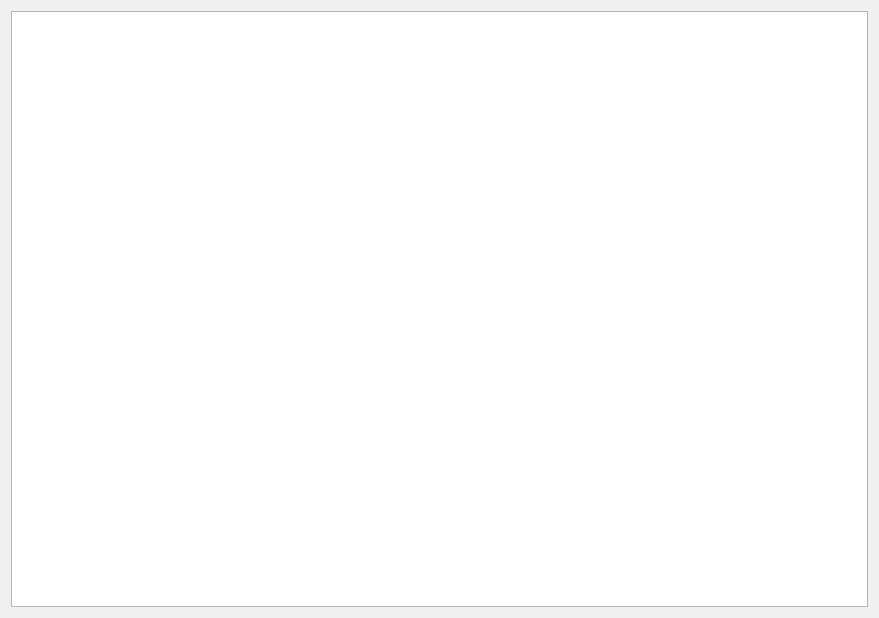
Old version of the form ui/matrix.ui in the repository stex2005/agree_gui.
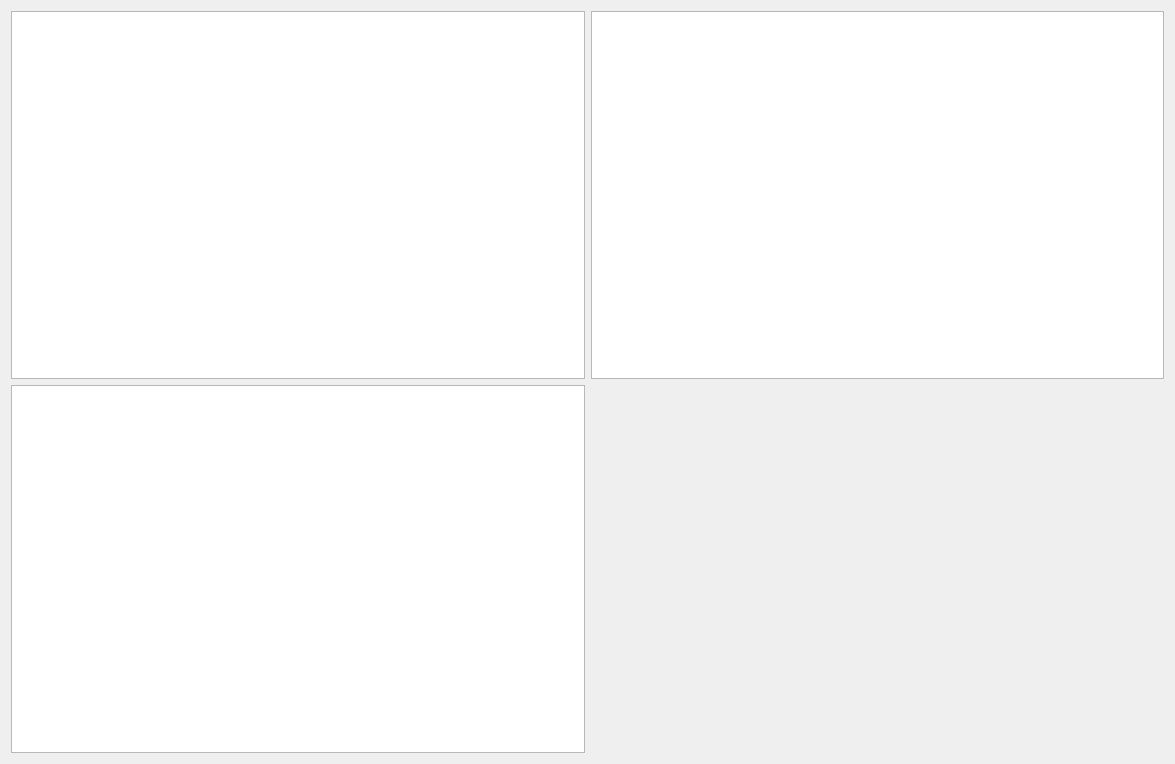
New version of the form.

What changed in the file:
```diff
--- a/ui/matrix.ui
+++ b/ui/matrix.ui
@@ -6,17 +6,23 @@
    <rect>
     <x>0</x>
     <y>0</y>
-    <width>879</width>
-    <height>618</height>
+    <width>1175</width>
+    <height>764</height>
    </rect>
   </property>
   <property name="windowTitle">
    <string>Dialog</string>
   </property>
   <layout class="QGridLayout" name="gridLayout">
-   <item row="0" column="0">
+   <item row="1" column="1">
+    <widget class="QGraphicsView" name="graphicsView_1"/>
+   </item>
+   <item row="1" column="0">
     <widget class="QTableView" name="tableView_1"/>
    </item>
+   <item row="2" column="0">
+    <widget class="QTableView" name="tableView_matrix"/>
+   </item>
   </layout>
  </widget>
  <resources/>
```
